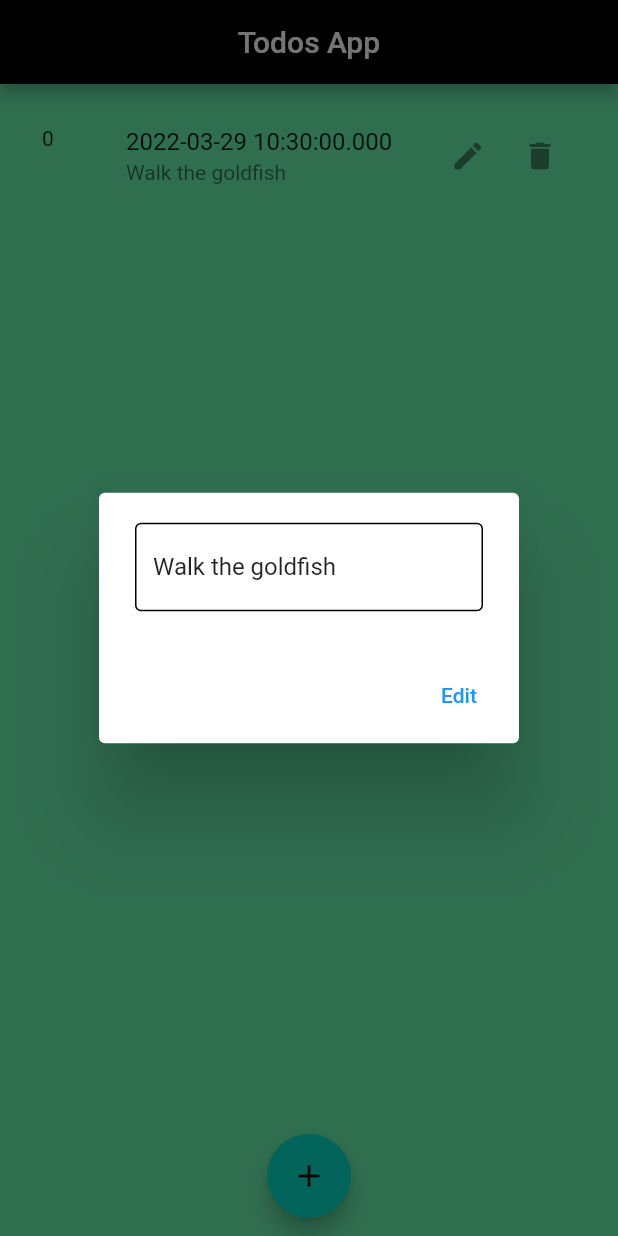
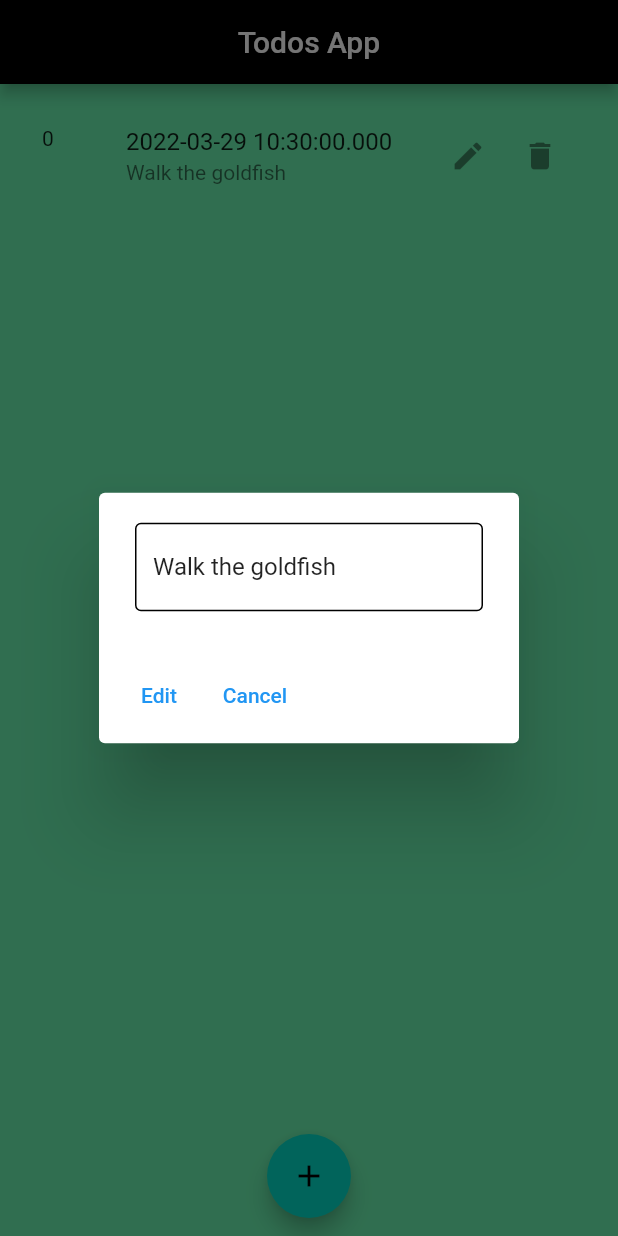
Before and after one commit to franzrocha/11067_Rocha_Franz_Lesly, a Flutter app: the screen it shows after launch, after a tap on the "edit" icon, on a phone screen of 412 x 824 dp. Run offline on Flutter 3.47's test engine with Material 2 defaults, Android fonts, the phone set to English and light mode, and no system bars.

Commit message:
final todo app

```diff
--- a/todo_app/lib/src/screens/home.dart
+++ b/todo_app/lib/src/screens/home.dart
@@ -89,6 +89,8 @@ class _HomeScreenState extends State<HomeScreen> {
                           ),
                         ),
                         actions: [
+                          Row(
+                            children: [
                               TextButton(
                                 onPressed: () {
                                   addTodo(_tc.text);
@@ -96,7 +98,18 @@ class _HomeScreenState extends State<HomeScreen> {
                                   Navigator.of(context).pop();
                                 },
                                 child: const Text('Add'),
+                              ),
+
+
+                          TextButton(
+                            onPressed: () {
+                              Navigator.of(context).pop();
+                            },
+                            child: const Text('Cancel'),
                           )
+                            ],
+                          )
+
                         ],
                       ),
                     );
@@ -150,6 +163,8 @@ class _HomeScreenState extends State<HomeScreen> {
           ),
         ),
         actions: [
+          Row(
+            children: [
               TextButton(
                 onPressed: () {
                   if (todos.isNotEmpty) {
@@ -165,6 +180,15 @@ class _HomeScreenState extends State<HomeScreen> {
                   Navigator.of(context).pop();
                 },
                 child: const Text('Edit'),
+              ),
+
+              TextButton(
+                            onPressed: () {
+                              Navigator.of(context).pop();
+                            },
+                            child: const Text('Cancel'),
+                          )
+            ],
           )
         ],
       ),
```
Lines whose indentation alone changed are shown as unchanged.
